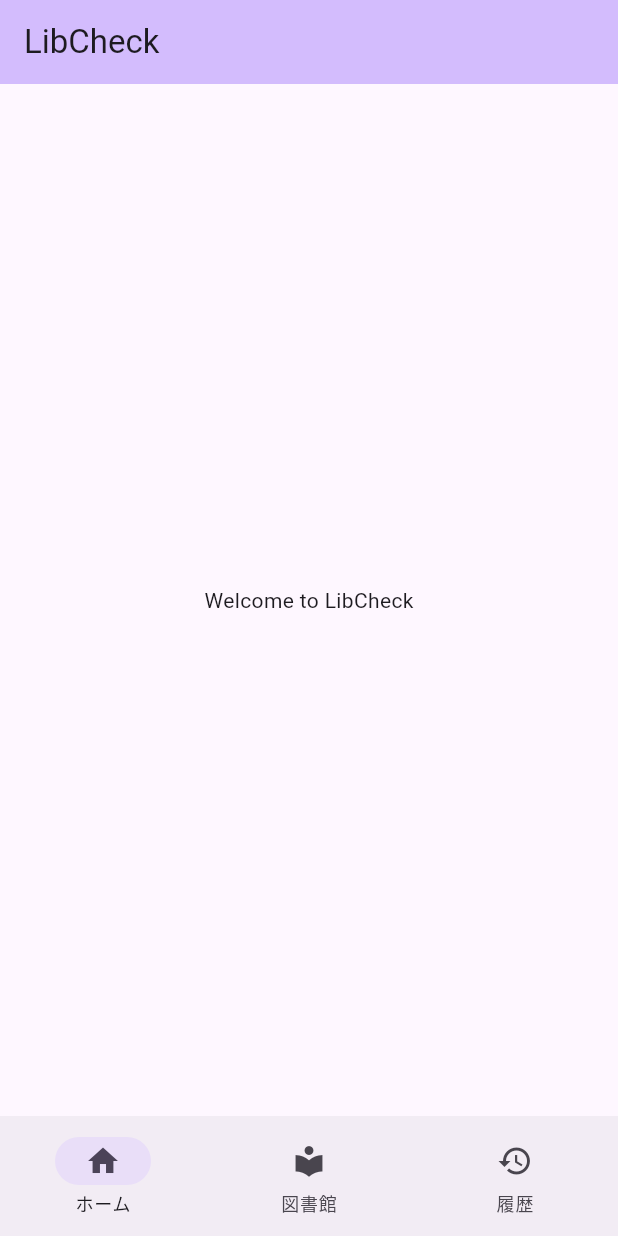
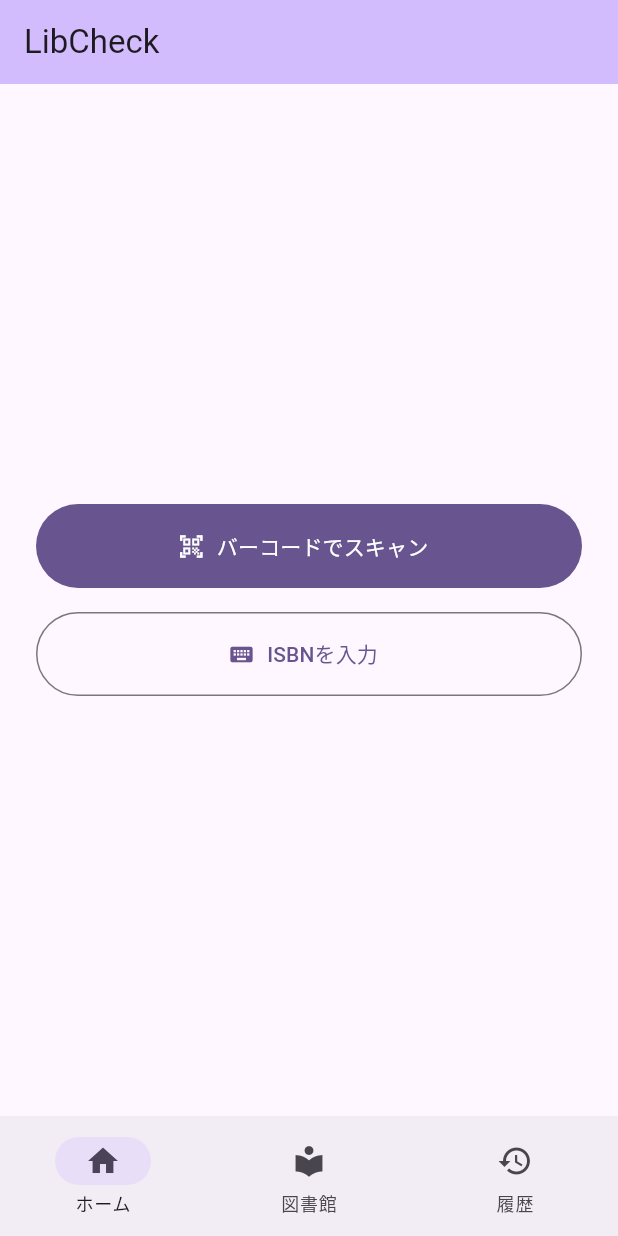
Before and after one commit to satoryu/LibCheck, a Flutter app: the screen it shows after launch, on a phone screen of 412 x 824 dp. Run offline on Flutter 3.47's test engine with Material 3 defaults, Android fonts, the phone set to English and light mode, and no system bars; our stand-ins replace flutter_riverpod, go_router, shared_preferences; missing offline and left inert: mobile_scanner.

Commit message:
Add barcode scan and ISBN input buttons to home page
- Replace placeholder text with scan and manual input action buttons
- Barcode scan button navigates to /scan
- ISBN input button navigates to /isbn-input
- TDD: 7 tests all passing (3 existing + 4 new)

Co-Authored-By: Claude Opus 4.6 <noreply@anthropic.com>

```diff
--- a/lib/presentation/pages/home_page.dart
+++ b/lib/presentation/pages/home_page.dart
@@ -1,5 +1,6 @@
 import 'package:flutter/material.dart';
 import 'package:flutter_riverpod/flutter_riverpod.dart';
+import 'package:go_router/go_router.dart';
 
 import 'package:libcheck/presentation/providers/app_providers.dart';
 
@@ -15,8 +16,32 @@ class HomePage extends ConsumerWidget {
         title: Text(title),
         backgroundColor: Theme.of(context).colorScheme.inversePrimary,
       ),
-      body: const Center(
-        child: Text('Welcome to LibCheck'),
+      body: Center(
+        child: Padding(
+          padding: const EdgeInsets.all(24),
+          child: Column(
+            mainAxisAlignment: MainAxisAlignment.center,
+            children: [
+              FilledButton.icon(
+                onPressed: () => context.go('/scan'),
+                icon: const Icon(Icons.qr_code_scanner),
+                label: const Text('バーコードでスキャン'),
+                style: FilledButton.styleFrom(
+                  minimumSize: const Size(double.infinity, 56),
+                ),
+              ),
+              const SizedBox(height: 16),
+              OutlinedButton.icon(
+                onPressed: () => context.go('/isbn-input'),
+                icon: const Icon(Icons.keyboard),
+                label: const Text('ISBNを入力'),
+                style: OutlinedButton.styleFrom(
+                  minimumSize: const Size(double.infinity, 56),
+                ),
+              ),
+            ],
+          ),
+        ),
       ),
     );
   }
```
Also changed, not shown: 1 other file.
